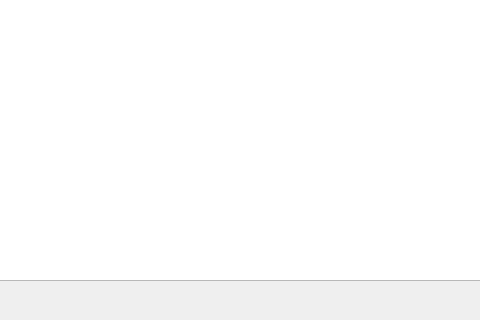
guiacamelo/planningAlgorithms, file planning/mainwindow.ui: the form before one commit; both pictures show x 219 to 699 and y 720 to 1040 of the 946 by 1040 pixel window.
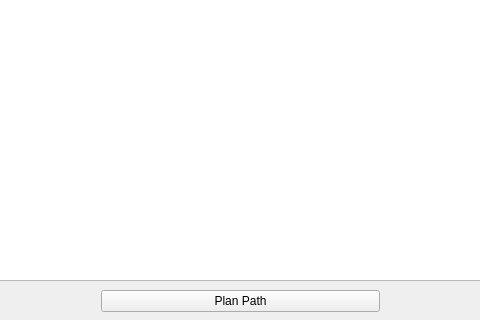
The form after the commit.

```diff
--- a/planning/mainwindow.ui
+++ b/planning/mainwindow.ui
@@ -84,6 +84,19 @@
      </item>
     </layout>
    </widget>
+   <widget class="QPushButton" name="btnPlanPath">
+    <property name="geometry">
+     <rect>
+      <x>320</x>
+      <y>1010</y>
+      <width>279</width>
+      <height>22</height>
+     </rect>
+    </property>
+    <property name="text">
+     <string>Plan Path</string>
+    </property>
+   </widget>
   </widget>
  </widget>
  <layoutdefault spacing="6" margin="11"/>
```
Left out of the diff: 6 changed lines with no effect on the pictures.
